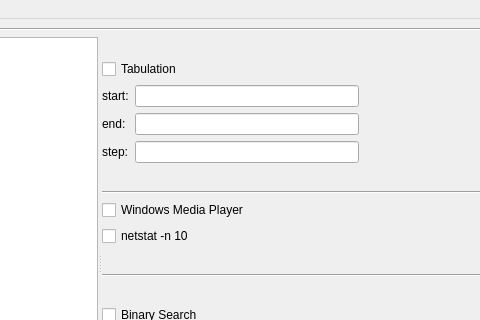
Before: the Qt Designer form mainwindow.ui in zioneexe/Qt-TaskManager, drawn with Qt 5; both pictures show x 603 to 1083 and y 0 to 320 of the 1195 by 528 pixel window.
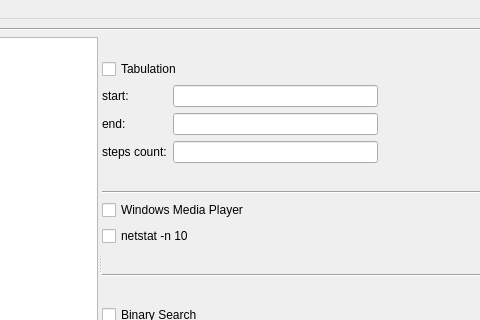
After: the same form once the commit is applied.

Diff of the .ui file:
```diff
--- a/mainwindow.ui
+++ b/mainwindow.ui
@@ -159,7 +159,7 @@
                 <item>
                  <widget class="QLabel" name="label_4">
                   <property name="text">
-                   <string>step:</string>
+                   <string>steps count:</string>
                   </property>
                  </widget>
                 </item>
```
